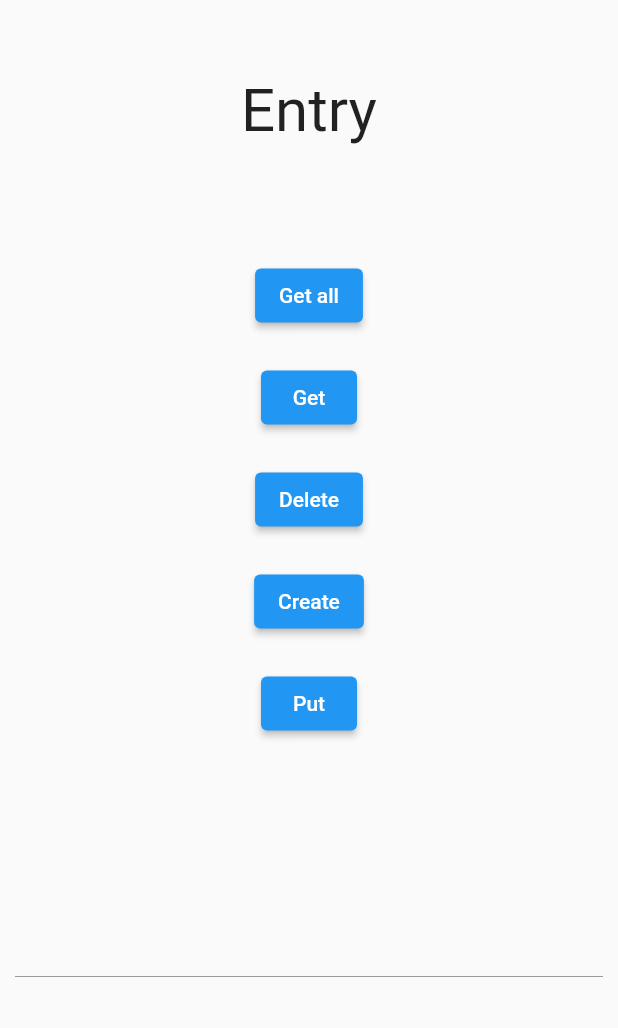
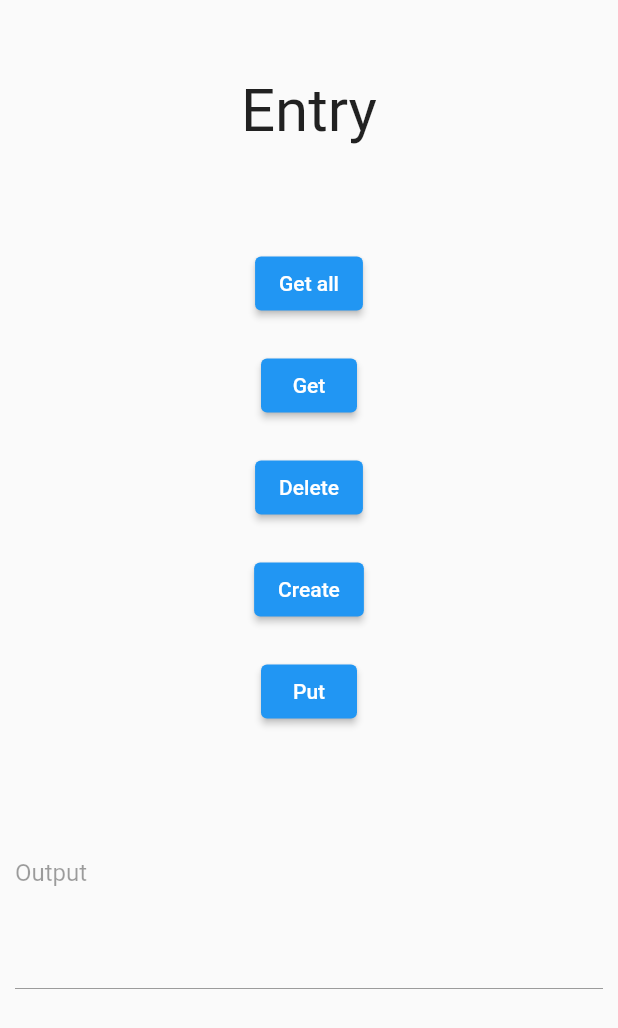
Before and after one commit to TimKaspar/m223-punchclock-frontend, a Flutter app: the EntryMenu screen opened by its route, on a phone screen of 412 x 824 dp. Shown: the top 1028 px of the screen. Run offline on Flutter 3.47's test engine with Material 2 defaults, Android fonts, the phone set to English and light mode, and no system bars; our stand-ins replace date_time_picker.

Commit message:
added InputDecoration for Output field

```diff
--- a/lib/Entry/entry_menu.dart
+++ b/lib/Entry/entry_menu.dart
@@ -65,6 +65,7 @@ class EntryMenu extends StatelessWidget {
                 Padding(
                   padding: EdgeInsets.all(10),
                   child: TextField(
+                    decoration: const InputDecoration(labelText: 'Output'),
                     controller: textEditingController,
                     maxLines: null,
                     minLines: 6,
```
